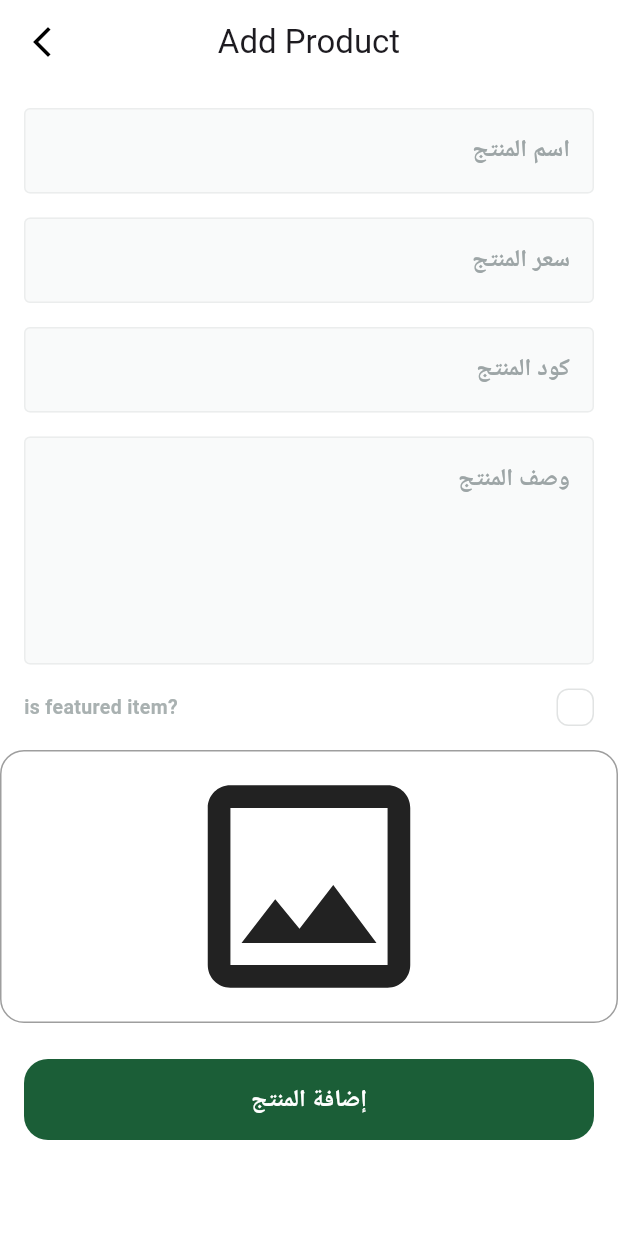
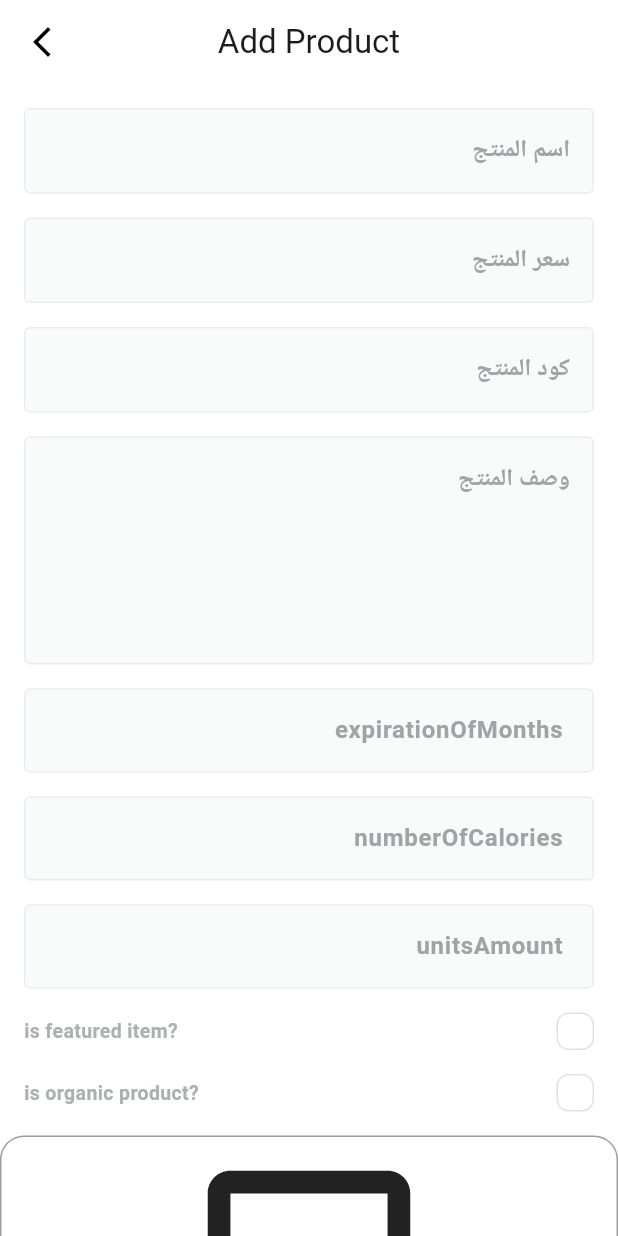
Before and after one commit to IbrahimMahmoud2023/dashboard_fruits, a Flutter app: the AddProductView screen opened by its route, on a phone screen of 412 x 824 dp. Run offline on Flutter 3.47's test engine with Material 3 defaults, Android fonts, the phone set to English and light mode, and no system bars; drawn by our look-alikes of skeletonizer; our stand-ins replace cloud_firestore, dartz, firebase_core, firebase_storage, flutter_bloc, get_it and 2 more; accounts and stored records are empty; Roboto replaces fonts that are missing (Cairo); statements that could not run were skipped.

Commit message:
add review_model , review_entity ,add is organic check_box

```diff
--- a/lib/features/add_product/data/models/add_product_input_model.dart
+++ b/lib/features/add_product/data/models/add_product_input_model.dart
@@ -1,4 +1,7 @@
 import 'dart:io';
+
+import 'package:fruits_hub_dashboard/features/add_product/data/models/review_model.dart';
+import 'package:fruits_hub_dashboard/features/add_product/domain/entites/review_entity/review_entity.dart';
 
 import '../../domain/entites/add_product_input_entity.dart';
 
@@ -12,20 +15,39 @@ class AddProductInputModel {
 
   String? imageUrl;
 
+  final int expirationsOfMonths;
+  final bool isOrganic;
+  final int numberOfCalories;
+  final int unitsAmount;
+
+  final num avgRating = 0;
+  final num countRating = 0;
+  final List<ReviewModel> reviews;
+
   AddProductInputModel({
+    required this.reviews,
+    required this.expirationsOfMonths,
+     this.isOrganic = false,
+    required this.numberOfCalories,
+    required this.unitsAmount,
     required this.image,
     required this.productName,
     required this.description,
     required this.productCode,
     required this.price,
     required this.isFeatured,
-    String? imageUrl,
+    this.imageUrl,
   });
 
   factory AddProductInputModel.fromEntity(
     AddProductInputEntity addProductInputEntity,
   ) {
     return AddProductInputModel(
+      reviews:  addProductInputEntity.reviews.map((e) => ReviewModel.fromEntity(e)).toList(),
+      expirationsOfMonths: addProductInputEntity.expirationsOfMonths,
+      isOrganic: addProductInputEntity.isOrganic,
+      numberOfCalories: addProductInputEntity.numberOfCalories,
+      unitsAmount: addProductInputEntity.unitsAmount,
       image: addProductInputEntity.image,
       productName: addProductInputEntity.productName,
       description: addProductInputEntity.description,
@@ -38,12 +60,17 @@ class AddProductInputModel {
 
   toJson() {
     return {
+      'expirationsOfMonths': expirationsOfMonths,
+      'isOrganic': isOrganic,
+      'numberOfCalories': numberOfCalories,
+      'unitsAmount': unitsAmount,
       'productName': productName,
       'description': description,
       'productCode': productCode,
       'price': price,
       'isFeatured': isFeatured,
       'imageUrl': imageUrl,
+      'reviews': reviews.map((e) => e.toJson()).toList(),
     };
   }
 }
--- a/lib/features/add_product/domain/entites/add_product_input_entity.dart
+++ b/lib/features/add_product/domain/entites/add_product_input_entity.dart
@@ -1,23 +1,38 @@
 import 'dart:io';
 
- class AddProductInputEntity {
+import 'package:fruits_hub_dashboard/features/add_product/domain/entites/review_entity/review_entity.dart';
+
+class AddProductInputEntity {
   final String productName;
   final String description;
   final String productCode;
   final num price;
   final bool isFeatured;
   final File image;
+  final int expirationsOfMonths;
+  final bool isOrganic;
+  final int numberOfCalories;
+  final int unitsAmount;
 
-   String? imageUrl;
+  final num avgRating = 0;
+  final num countRating = 0;
+
+  String? imageUrl;
+
+  final List<ReviewEntity> reviews;
 
   AddProductInputEntity({
+    required this.reviews,
+    required this.expirationsOfMonths,
+    this.isOrganic = false,
+    required this.numberOfCalories,
+    required this.unitsAmount,
     required this.image,
     required this.productName,
     required this.description,
     required this.productCode,
     required this.price,
     required this.isFeatured,
-    this.imageUrl
-
+    this.imageUrl,
   });
 }
--- /dev/null
+++ b/lib/features/add_product/domain/entites/review_entity/review_entity.dart
@@ -0,0 +1,15 @@
+class ReviewEntity {
+  final String name;
+  final String image;
+  final num rating;
+  final String date;
+  final String reviewDescription;
+
+  ReviewEntity({
+    required this.name,
+    required this.image,
+    required this.rating,
+    required this.date,
+    required this.reviewDescription,
+  });
+}
--- a/lib/features/add_product/presentation/views/widgets/add_product_view_body.dart
+++ b/lib/features/add_product/presentation/views/widgets/add_product_view_body.dart
@@ -5,6 +5,7 @@ import 'package:fruits_hub_dashboard/constants.dart';
 import 'package:fruits_hub_dashboard/core/widgets/custom_button.dart';
 import 'package:fruits_hub_dashboard/features/add_product/domain/entites/add_product_input_entity.dart';
 import 'package:fruits_hub_dashboard/features/add_product/presentation/views/widgets/is_featured_check_box.dart';
+import 'package:fruits_hub_dashboard/features/add_product/presentation/views/widgets/is_oragnic_check_box.dart';
 import '../../../../../core/helper_function/show_snack_bar.dart';
 import '../../manager/add_product_cubit.dart';
 import 'custom_text_form_filed.dart';
@@ -19,12 +20,16 @@ class AddProductViewBody extends StatefulWidget {
 
 class _AddProductViewBodyState extends State<AddProductViewBody> {
   bool isFeatured = false;
+
   GlobalKey<FormState> formKey = GlobalKey<FormState>();
   AutovalidateMode autoValidateMode = AutovalidateMode.disabled;
 
   String? productName, productCode, description;
   num? price;
   File? image;
+
+  late num expirationsOfMonths, numberOfCalories,unitsAmount;
+  bool isOrganic = false;
   @override
   Widget build(BuildContext context) {
     return SingleChildScrollView(
@@ -68,7 +73,40 @@ class _AddProductViewBodyState extends State<AddProductViewBody> {
               textInputType: TextInputType.text,
             ),
             SizedBox(height: 16),
+            CustomTextFormFiled(
+              onSaved: (value) {
+                expirationsOfMonths = num.parse(value!);
+              },
+              hintText: ' expirationOfMonths',
+              textInputType: TextInputType.number,
+            ),
+            SizedBox(height: 16),
+            CustomTextFormFiled(
+              onSaved: (value) {
+                numberOfCalories = num.parse(value!);
+              },
+              hintText: ' numberOfCalories',
+              textInputType: TextInputType.number,
+            ),
+            SizedBox(height: 16),
+            CustomTextFormFiled(
+              onSaved: (value) {
+                unitsAmount = num.parse(value!);
+              },
+              hintText: ' unitsAmount',
+              textInputType: TextInputType.number,
+            ),
+            SizedBox(height: 16),
             IsFeaturedCheckBox(
+              isChecked: isFeatured,
+              onChanged: (value) {
+                setState(() {
+                  isFeatured = value;
+                });
+              },
+            ),
+            SizedBox(height: 16),
+            IsOrganicCheckBox(
               isChecked: isFeatured,
               onChanged: (value) {
                 setState(() {
@@ -94,6 +132,11 @@ class _AddProductViewBodyState extends State<AddProductViewBody> {
                     if (formKey.currentState!.validate()) {
                       formKey.currentState!.save();
                       AddProductInputEntity input = AddProductInputEntity(
+                        reviews: [],
+                        expirationsOfMonths: expirationsOfMonths.toInt(),
+                        isOrganic: isOrganic,
+                        numberOfCalories: numberOfCalories.toInt(),
+                        unitsAmount: unitsAmount.toInt(),
                         image: image!,
                         productName: productName!,
                         description: description!,
--- /dev/null
+++ b/lib/features/add_product/presentation/views/widgets/is_oragnic_check_box.dart
@@ -0,0 +1,49 @@
+import 'package:flutter/material.dart';
+import '../../../../../constants.dart';
+import '../../../../../core/utils/app_style_text.dart';
+import 'custom_check_box.dart';
+
+class IsOrganicCheckBox extends StatelessWidget {
+  const IsOrganicCheckBox({
+    super.key,
+    required this.isChecked,
+    required this.onChanged,
+  });
+  final bool isChecked;
+  final ValueChanged<bool> onChanged;
+  @override
+  Widget build(BuildContext context) {
+    return Row(
+      children: [
+        Expanded(
+          child: Padding(
+            padding: const EdgeInsets.symmetric(horizontal: kHorizontalPadding),
+            child: Text.rich(
+              TextSpan(
+                children: [
+                  TextSpan(
+                    text: 'is organic product? ',
+                    style: AppTextStyles.semibold13.copyWith(
+                      color: Color(0xFFA9B1B1),
+                    ),
+                  ),
+                ],
+              ),
+            ),
+          ),
+        ),
+        Expanded(
+          child: SizedBox(
+            width: 16,
+          ),
+        ),
+        Padding(
+          padding: const EdgeInsets.symmetric(horizontal: kHorizontalPadding),
+          child: CustomCheckBox(value: isChecked, onChanged: onChanged),
+        ),
+
+
+      ],
+    );
+  }
+}
```
Also changed, not shown: lib/features/add_product/data/models/review_model.dart (added, +49 -0 lines).
